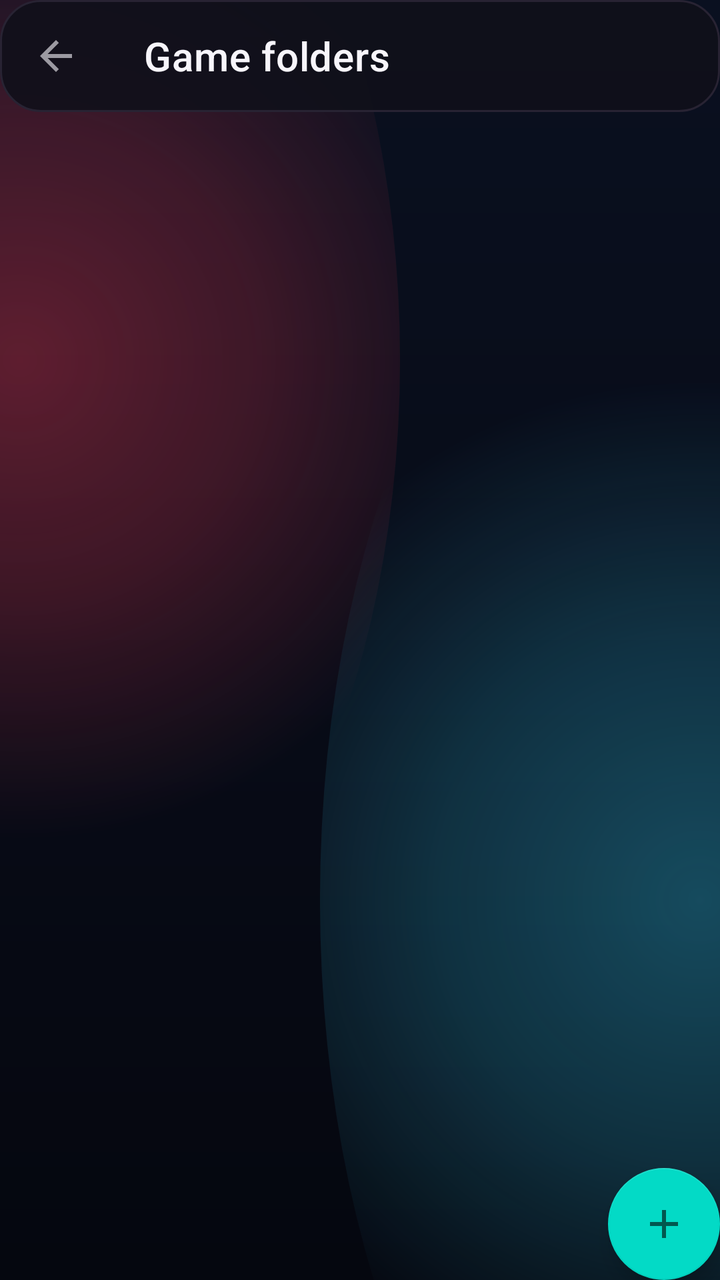
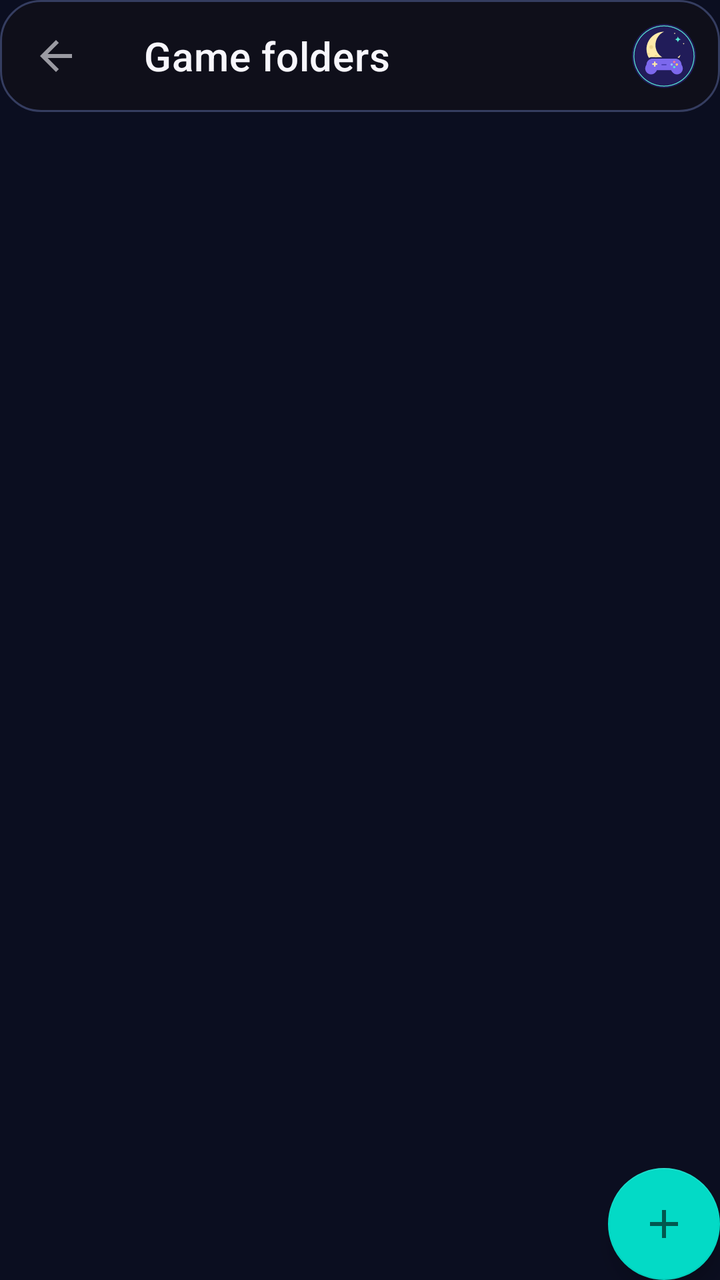

Two renders of the same Android screen: before a commit and after it. Below are the layout's source before the change and the commit's diff.
<!-- AndroidManifest.xml: fallback theme Theme.MaterialComponents.DayNight.NoActionBar -->
<!-- res/layout/fragment_folders.xml -->
<?xml version="1.0" encoding="utf-8"?>
<androidx.constraintlayout.widget.ConstraintLayout xmlns:android="http://schemas.android.com/apk/res/android"
    xmlns:app="http://schemas.android.com/apk/res-auto"
    android:id="@+id/coordinator_folders"
    android:layout_width="match_parent"
    android:layout_height="match_parent"
    android:background="@drawable/moonwitch_background">

    <androidx.coordinatorlayout.widget.CoordinatorLayout
        android:layout_width="match_parent"
        android:layout_height="match_parent">

        <com.google.android.material.appbar.AppBarLayout
            android:id="@+id/appbar_folders"
            style="@style/Widget.Eden.TransparentTopAppBarLayout"
            android:layout_width="match_parent"
            android:layout_height="wrap_content"
            android:fitsSystemWindows="true"
            android:touchscreenBlocksFocus="false">

            <com.google.android.material.appbar.MaterialToolbar
                android:id="@+id/toolbar_folders"
                style="@style/Widget.Eden.TransparentTopToolbar"
                android:layout_width="match_parent"
                android:layout_height="?attr/actionBarSize"
                android:touchscreenBlocksFocus="false"
                app:navigationIcon="@drawable/ic_back"
                app:title="@string/game_folders" />

        </com.google.android.material.appbar.AppBarLayout>

        <androidx.recyclerview.widget.RecyclerView
            android:id="@+id/list_folders"
            android:layout_width="match_parent"
            android:layout_height="wrap_content"
            android:clipToPadding="false"
            android:defaultFocusHighlightEnabled="false"
            app:layout_behavior="@string/appbar_scrolling_view_behavior" />

    </androidx.coordinatorlayout.widget.CoordinatorLayout>

    <com.google.android.material.floatingactionbutton.FloatingActionButton
        android:id="@+id/button_add"
        android:layout_width="wrap_content"
        android:layout_height="wrap_content"
        android:layout_gravity="bottom|end"
        android:contentDescription="@string/add_games"
        app:srcCompat="@drawable/ic_add"
        app:layout_constraintBottom_toBottomOf="parent"
        app:layout_constraintEnd_toEndOf="parent" />

</androidx.constraintlayout.widget.ConstraintLayout>
<!-- resources referenced by this layout -->
<resources>
  <!-- drawable ic_add (drawable) -->
  <vector xmlns:android="http://schemas.android.com/apk/res/android"
      android:width="24dp"
      android:height="24dp"
      android:viewportWidth="24"
      android:viewportHeight="24">
      <path
          android:fillColor="?attr/colorControlNormal"
          android:pathData="M19,13h-6v6h-2v-6H5v-2h6V5h2v6h6v2z" />
  </vector>
  <!-- drawable ic_back (drawable) -->
  <vector xmlns:android="http://schemas.android.com/apk/res/android"
      android:width="24dp"
      android:height="24dp"
      android:autoMirrored="true"
      android:viewportWidth="24"
      android:viewportHeight="24">
      <path
          android:fillColor="?attr/colorControlNormal"
          android:pathData="M20,11H7.83l5.59,-5.59L12,4l-8,8 8,8 1.41,-1.41L7.83,13H20v-2z" />
  </vector>
  <!-- drawable moonwitch_background (drawable) -->
  <?xml version="1.0" encoding="utf-8"?>
  <layer-list xmlns:android="http://schemas.android.com/apk/res/android">
      <item>
          <shape android:shape="rectangle">
              <gradient
                  android:angle="270"
                  android:endColor="#05070F"
                  android:startColor="#0A1020" />
          </shape>
      </item>
      <item android:left="-180dp" android:right="160dp" android:top="-160dp" android:bottom="120dp">
          <shape android:shape="oval">
              <gradient
                  android:centerColor="#35FF3B55"
                  android:endColor="#00FF3B55"
                  android:gradientRadius="240dp"
                  android:startColor="#58FF3B55"
                  android:type="radial" />
          </shape>
      </item>
      <item android:left="160dp" android:right="-180dp" android:top="80dp" android:bottom="-180dp">
          <shape android:shape="oval">
              <gradient
                  android:centerColor="#3035D8FF"
                  android:endColor="#0035D8FF"
                  android:gradientRadius="260dp"
                  android:startColor="#5035D8FF"
                  android:type="radial" />
          </shape>
      </item>
  </layer-list>
  <string name="add_games">Add Games</string>
  <string name="game_folders">Game folders</string>
  <style name="Widget.Eden.TransparentTopAppBarLayout" parent="">
          <item name="android:background">@android:color/transparent</item>
          <item name="android:elevation">0dp</item>
          <item name="android:stateListAnimator">@null</item>
          <item name="elevation">0dp</item>
          <item name="liftOnScroll">false</item>
          <item name="statusBarForeground">@android:color/transparent</item>
      </style>
  <style name="Widget.Eden.TransparentTopToolbar" parent="">
          <item name="android:background">@drawable/mw_reformulation_toolbar_surface</item>
          <item name="android:elevation">0dp</item>
          <item name="backgroundTint">@android:color/transparent</item>
          <item name="titleTextColor">@color/mw_ui_text</item>
          <item name="subtitleTextColor">@color/mw_ui_text_2</item>
          <item name="navigationIconTint">@color/mw_ui_text</item>
      </style>
  <!-- drawable mw_reformulation_toolbar_surface (drawable) -->
  <?xml version="1.0" encoding="utf-8"?>
  <shape xmlns:android="http://schemas.android.com/apk/res/android" android:shape="rectangle"><solid android:color="#E610101A"/><corners android:radius="20dp"/><stroke android:width="1dp" android:color="@color/mw_ui_border"/></shape>
  <color name="mw_ui_text">#F7F5FB</color>
  <color name="mw_ui_text_2">#A7A2AF</color>
  <color name="mw_ui_border">#282333</color>
</resources>

<!-- the commit's change to res/layout/fragment_folders.xml (unified diff, before → after) -->
@@ -25,7 +25,7 @@
                 android:layout_height="?attr/actionBarSize"
                 android:touchscreenBlocksFocus="false"
                 app:navigationIcon="@drawable/ic_back"
-                app:title="@string/game_folders" />
+                app:title="@string/game_folders" ><ImageView android:layout_width="32dp" android:layout_height="32dp" android:layout_gravity="end" android:layout_marginEnd="12dp" android:src="@drawable/ic_moonwitch_mark" android:importantForAccessibility="no"/></com.google.android.material.appbar.MaterialToolbar>
 
         </com.google.android.material.appbar.AppBarLayout>
 
<!-- resource entries referenced after the edit -->
@@ -21,38 +21,9 @@
           android:fillColor="?attr/colorControlNormal"
           android:pathData="M20,11H7.83l5.59,-5.59L12,4l-8,8 8,8 1.41,-1.41L7.83,13H20v-2z" />
   </vector>
+  <!-- drawable ic_moonwitch_mark: vector/xml drawable (drawable, 2291 chars, omitted) -->
   <!-- drawable moonwitch_background (drawable) -->
-  <?xml version="1.0" encoding="utf-8"?>
-  <layer-list xmlns:android="http://schemas.android.com/apk/res/android">
-      <item>
-          <shape android:shape="rectangle">
-              <gradient
-                  android:angle="270"
-                  android:endColor="#05070F"
-                  android:startColor="#0A1020" />
-          </shape>
-      </item>
-      <item android:left="-180dp" android:right="160dp" android:top="-160dp" android:bottom="120dp">
-          <shape android:shape="oval">
-              <gradient
-                  android:centerColor="#35FF3B55"
-                  android:endColor="#00FF3B55"
-                  android:gradientRadius="240dp"
-                  android:startColor="#58FF3B55"
-                  android:type="radial" />
-          </shape>
-      </item>
-      <item android:left="160dp" android:right="-180dp" android:top="80dp" android:bottom="-180dp">
-          <shape android:shape="oval">
-              <gradient
-                  android:centerColor="#3035D8FF"
-                  android:endColor="#0035D8FF"
-                  android:gradientRadius="260dp"
-                  android:startColor="#5035D8FF"
-                  android:type="radial" />
-          </shape>
-      </item>
-  </layer-list>
+  <shape xmlns:android="http://schemas.android.com/apk/res/android"><solid android:color="@color/mw_reform_bg"/></shape>
   <string name="add_games">Add Games</string>
   <string name="game_folders">Game folders</string>
   <style name="Widget.Eden.TransparentTopAppBarLayout" parent="">
@@ -71,11 +42,12 @@
           <item name="subtitleTextColor">@color/mw_ui_text_2</item>
           <item name="navigationIconTint">@color/mw_ui_text</item>
       </style>
+  <color name="mw_reform_bg">#0B0E20</color>
   <!-- drawable mw_reformulation_toolbar_surface (drawable) -->
   <?xml version="1.0" encoding="utf-8"?>
   <shape xmlns:android="http://schemas.android.com/apk/res/android" android:shape="rectangle"><solid android:color="#E610101A"/><corners android:radius="20dp"/><stroke android:width="1dp" android:color="@color/mw_ui_border"/></shape>
-  <color name="mw_ui_text">#F7F5FB</color>
-  <color name="mw_ui_text_2">#A7A2AF</color>
-  <color name="mw_ui_border">#282333</color>
+  <color name="mw_ui_text">#F7F6FC</color>
+  <color name="mw_ui_text_2">#B7BED5</color>
+  <color name="mw_ui_border">#353D60</color>
 </resources>
 
